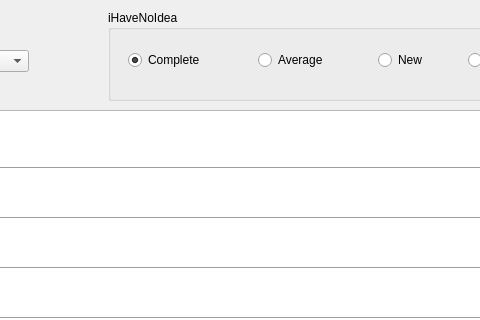
Above: FlashyCard/graph.ui from ColinBose/flashy-card before the change; both pictures show x 302 to 782 and y 0 to 320 of the 1036 by 639 pixel window. Below: the same form after it.
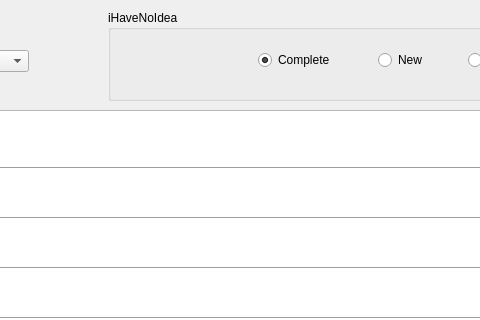
That is the form after the change.

```diff
--- a/FlashyCard/graph.ui
+++ b/FlashyCard/graph.ui
@@ -329,7 +329,7 @@
    <widget class="QRadioButton" name="radioComplete">
     <property name="geometry">
      <rect>
-      <x>20</x>
+      <x>150</x>
       <y>40</y>
       <width>95</width>
       <height>20</height>
@@ -342,19 +342,6 @@
      <bool>true</bool>
     </property>
    </widget>
-   <widget class="QRadioButton" name="radioAverage">
-    <property name="geometry">
-     <rect>
-      <x>150</x>
-      <y>40</y>
-      <width>95</width>
-      <height>20</height>
-     </rect>
-    </property>
-    <property name="text">
-     <string>Average</string>
-    </property>
-   </widget>
    <widget class="QRadioButton" name="radioNew">
     <property name="geometry">
      <rect>
```
